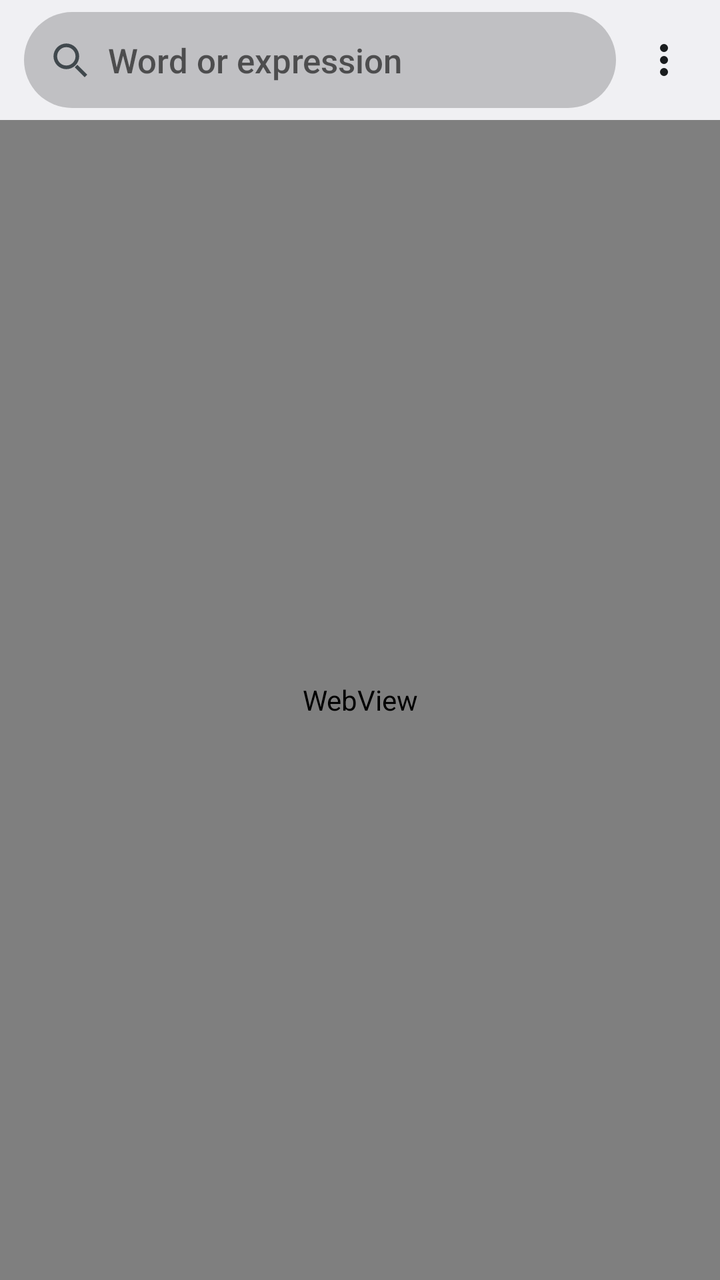
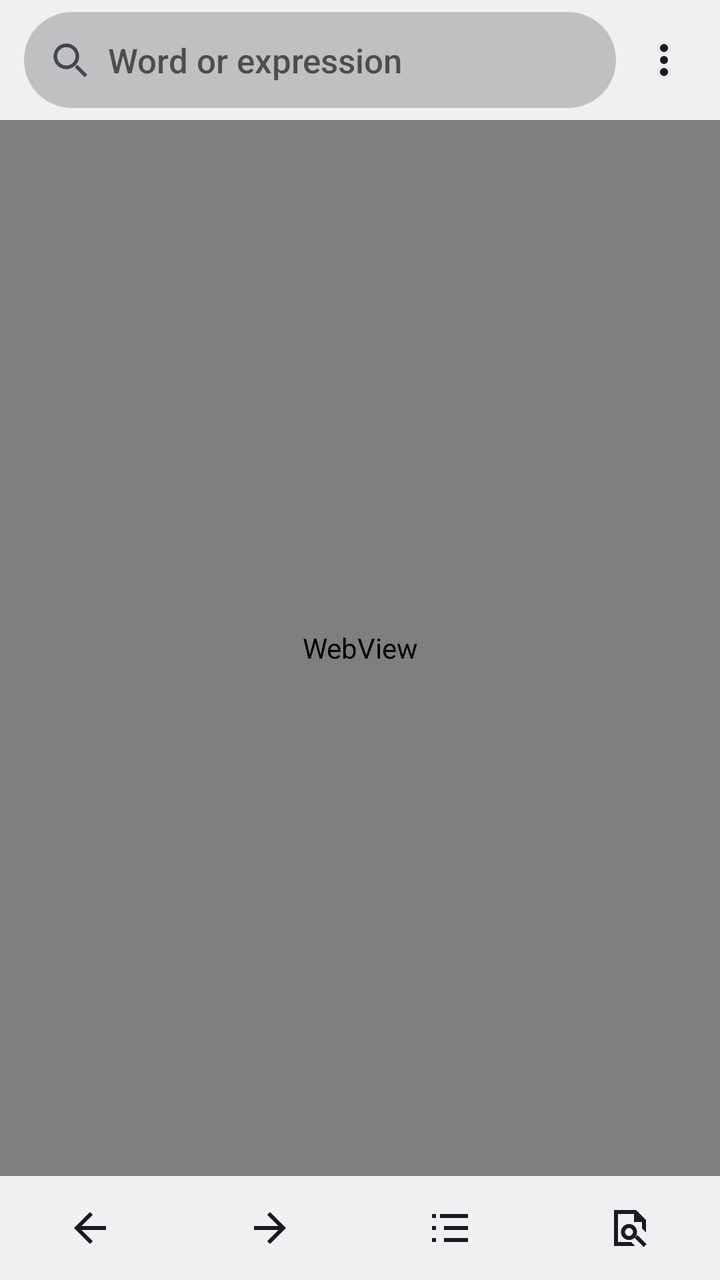

Before-and-after screenshots of an Android layout around one commit, followed by the original layout XML and the change that was made.
<!-- AndroidManifest.xml: application theme Theme.Wk -->
<!-- res/layout/activity_main.xml -->
<?xml version="1.0" encoding="utf-8"?>
<LinearLayout xmlns:android="http://schemas.android.com/apk/res/android"
    android:id="@+id/root"
    android:layout_width="match_parent"
    android:layout_height="match_parent"
    android:background="?android:attr/colorBackground"
    android:focusableInTouchMode="true"
    android:orientation="vertical">

    <LinearLayout
        android:layout_width="match_parent"
        android:layout_height="wrap_content"
        android:gravity="center_vertical"
        android:orientation="horizontal"
        android:paddingStart="12dp"
        android:paddingTop="6dp"
        android:paddingEnd="4dp"
        android:paddingBottom="6dp">

        <AutoCompleteTextView
            android:id="@+id/input"
            android:layout_width="0dp"
            android:layout_height="48dp"
            android:layout_weight="1"
            android:background="@drawable/search_field"
            android:completionThreshold="1"
            android:drawableStart="@drawable/ic_search"
            android:drawablePadding="8dp"
            android:dropDownWidth="match_parent"
            android:hint="@string/search_hint"
            android:imeOptions="actionSearch|flagNoExtractUi"
            android:importantForAutofill="no"
            android:inputType="text|textNoSuggestions"
            android:maxLines="1"
            android:paddingStart="12dp"
            android:paddingEnd="12dp"
            android:textSize="17sp" />

        <ImageButton
            android:id="@+id/menu"
            android:layout_width="48dp"
            android:layout_height="48dp"
            android:background="?android:attr/selectableItemBackgroundBorderless"
            android:contentDescription="@string/menu"
            android:src="@drawable/ic_more" />
    </LinearLayout>

    <ProgressBar
        android:id="@+id/progress"
        style="?android:attr/progressBarStyleHorizontal"
        android:layout_width="match_parent"
        android:layout_height="4dp"
        android:indeterminate="true"
        android:visibility="gone" />

    <WebView
        android:id="@+id/web"
        android:layout_width="match_parent"
        android:layout_height="0dp"
        android:layout_weight="1" />
</LinearLayout>
<!-- resources referenced by this layout -->
<resources>
  <!-- unchanged entries left out for length: 6 -->
</resources>

<!-- the commit's change to res/layout/activity_main.xml (unified diff, before → after) -->
@@ -58,4 +58,88 @@
         android:layout_width="match_parent"
         android:layout_height="0dp"
         android:layout_weight="1" />
+
+    
+    <LinearLayout
+        android:id="@+id/bottom_bar"
+        android:layout_width="match_parent"
+        android:layout_height="52dp"
+        android:gravity="center_vertical"
+        android:orientation="horizontal">
+
+        <ImageButton
+            android:id="@+id/back"
+            style="@style/Wk.BarButton"
+            android:contentDescription="@string/back"
+            android:src="@drawable/ic_back" />
+
+        <ImageButton
+            android:id="@+id/forward"
+            style="@style/Wk.BarButton"
+            android:contentDescription="@string/forward"
+            android:src="@drawable/ic_forward" />
+
+        <ImageButton
+            android:id="@+id/contents"
+            style="@style/Wk.BarButton"
+            android:contentDescription="@string/contents"
+            android:src="@drawable/ic_contents" />
+
+        <ImageButton
+            android:id="@+id/find"
+            style="@style/Wk.BarButton"
+            android:contentDescription="@string/find"
+            android:src="@drawable/ic_find" />
+    </LinearLayout>
+
+    
+    <LinearLayout
+        android:id="@+id/find_bar"
+        android:layout_width="match_parent"
+        android:layout_height="52dp"
+        android:gravity="center_vertical"
+        android:orientation="horizontal"
+        android:paddingStart="12dp"
+        android:visibility="gone">
+
+        <EditText
+            android:id="@+id/find_input"
+            android:layout_width="0dp"
+            android:layout_height="44dp"
+            android:layout_weight="1"
+            android:background="@drawable/search_field"
+            android:hint="@string/find_hint"
+            android:imeOptions="actionSearch|flagNoExtractUi"
+            android:importantForAutofill="no"
+            android:inputType="text|textNoSuggestions"
+            android:maxLines="1"
+            android:paddingStart="14dp"
+            android:paddingEnd="14dp" />
+
+        <TextView
+            android:id="@+id/find_count"
+            android:layout_width="wrap_content"
+            android:layout_height="wrap_content"
+            android:minWidth="56dp"
+            android:gravity="center"
+            android:textColor="?android:attr/textColorSecondary" />
+
+        <ImageButton
+            android:id="@+id/find_prev"
+            style="@style/Wk.SmallButton"
+            android:contentDescription="@string/find_previous"
+            android:src="@drawable/ic_up" />
+
+        <ImageButton
+            android:id="@+id/find_next"
+            style="@style/Wk.SmallButton"
+            android:contentDescription="@string/find_next"
+            android:src="@drawable/ic_down" />
+
+        <ImageButton
+            android:id="@+id/find_close"
+            style="@style/Wk.SmallButton"
+            android:contentDescription="@string/close"
+            android:src="@drawable/ic_close" />
+    </LinearLayout>
 </LinearLayout>
<!-- resource entries referenced after the edit -->
@@ -1,5 +1,87 @@
 <!-- resources referenced by this layout -->
 <resources>
+  <!-- drawable ic_back (drawable) -->
+  <?xml version="1.0" encoding="utf-8"?>
+  <vector xmlns:android="http://schemas.android.com/apk/res/android"
+      android:width="24dp" android:height="24dp"
+      android:viewportWidth="24" android:viewportHeight="24"
+      android:tint="?android:attr/textColorPrimary"
+      android:autoMirrored="true">
+      <path android:fillColor="#FFFFFFFF" android:pathData="M20,11H7.8l5.6,-5.6L12,4l-8,8 8,8 1.4,-1.4L7.8,13H20z" />
+  </vector>
+  <!-- drawable ic_close (drawable) -->
+  <?xml version="1.0" encoding="utf-8"?>
+  <vector xmlns:android="http://schemas.android.com/apk/res/android"
+      android:width="24dp" android:height="24dp"
+      android:viewportWidth="24" android:viewportHeight="24"
+      android:tint="?android:attr/textColorPrimary"
+      android:autoMirrored="true">
+      <path android:fillColor="#FFFFFFFF" android:pathData="M6.4,5L12,10.6L17.6,5L19,6.4L13.4,12L19,17.6L17.6,19L12,13.4L6.4,19L5,17.6L10.6,12L5,6.4z" />
+  </vector>
+  <!-- drawable ic_contents (drawable) -->
+  <?xml version="1.0" encoding="utf-8"?>
+  <vector xmlns:android="http://schemas.android.com/apk/res/android"
+      android:width="24dp" android:height="24dp"
+      android:viewportWidth="24" android:viewportHeight="24"
+      android:tint="?android:attr/textColorPrimary"
+      android:autoMirrored="true">
+      <path android:fillColor="#FFFFFFFF" android:pathData="M3,5h2v2H3zM7,5h14v2H7zM3,11h2v2H3zM9,11h12v2H9zM3,17h2v2H3zM9,17h12v2H9z" />
+  </vector>
+  <!-- drawable ic_down (drawable) -->
+  <?xml version="1.0" encoding="utf-8"?>
+  <vector xmlns:android="http://schemas.android.com/apk/res/android"
+      android:width="24dp" android:height="24dp"
+      android:viewportWidth="24" android:viewportHeight="24"
+      android:tint="?android:attr/textColorPrimary"
+      android:autoMirrored="true">
+      <path android:fillColor="#FFFFFFFF" android:pathData="M7.4,8.6L12,13.2l4.6,-4.6L18,10l-6,6 -6,-6z" />
+  </vector>
+  <!-- drawable ic_find (drawable) -->
+  <?xml version="1.0" encoding="utf-8"?>
+  <vector xmlns:android="http://schemas.android.com/apk/res/android"
+      android:width="24dp" android:height="24dp"
+      android:viewportWidth="24" android:viewportHeight="24"
+      android:tint="?android:attr/textColorPrimary"
+      android:autoMirrored="true">
+      <path android:fillColor="#FFFFFFFF" android:pathData="M4,3h11l5,5v6.2l-2,-2V9h-4V5H6v14h6.5l2,2H4zM11.5,10a4,4 0,1 1,0 8a4,4 0,1 1,0 -8zM11.5,12a2,2 0,1 0,0 4a2,2 0,1 0,0 -4zM14.3,16.9l1.4,-1.4l4.6,4.6l-1.4,1.4z" />
+  </vector>
+  <!-- drawable ic_forward (drawable) -->
+  <?xml version="1.0" encoding="utf-8"?>
+  <vector xmlns:android="http://schemas.android.com/apk/res/android"
+      android:width="24dp" android:height="24dp"
+      android:viewportWidth="24" android:viewportHeight="24"
+      android:tint="?android:attr/textColorPrimary"
+      android:autoMirrored="true">
+      <path android:fillColor="#FFFFFFFF" android:pathData="M4,11h12.2l-5.6,-5.6L12,4l8,8 -8,8 -1.4,-1.4 5.6,-5.6H4z" />
+  </vector>
+  <!-- drawable ic_up (drawable) -->
+  <?xml version="1.0" encoding="utf-8"?>
+  <vector xmlns:android="http://schemas.android.com/apk/res/android"
+      android:width="24dp" android:height="24dp"
+      android:viewportWidth="24" android:viewportHeight="24"
+      android:tint="?android:attr/textColorPrimary"
+      android:autoMirrored="true">
+      <path android:fillColor="#FFFFFFFF" android:pathData="M7.4,15.4L12,10.8l4.6,4.6L18,14l-6,-6 -6,6z" />
+  </vector>
+  <string name="back">Back</string>
+  <string name="close">Close</string>
+  <string name="contents">Contents</string>
+  <string name="find">Find in page</string>
+  <string name="find_hint">Find in page</string>
+  <string name="find_next">Next match</string>
+  <string name="find_previous">Previous match</string>
+  <string name="forward">Forward</string>
+  <style name="Wk.BarButton" parent="">
+          <item name="android:layout_width">0dp</item>
+          <item name="android:layout_height">match_parent</item>
+          <item name="android:layout_weight">1</item>
+          <item name="android:background">?android:attr/selectableItemBackgroundBorderless</item>
+      </style>
+  <style name="Wk.SmallButton" parent="">
+          <item name="android:layout_width">44dp</item>
+          <item name="android:layout_height">44dp</item>
+          <item name="android:background">?android:attr/selectableItemBackgroundBorderless</item>
+      </style>
   <!-- unchanged entries left out for length: 6 -->
 </resources>
 
